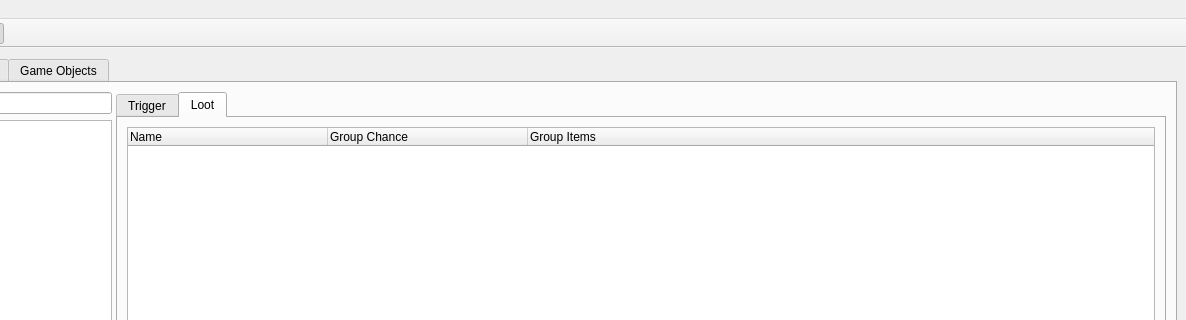
This is editor/ui/object_editor.ui in Kyoril/wow-pp as Qt 5 draws it before an edit; both pictures show x 164 to 1350 and y 0 to 320 of the 1350 by 748 pixel window. The edited form follows.
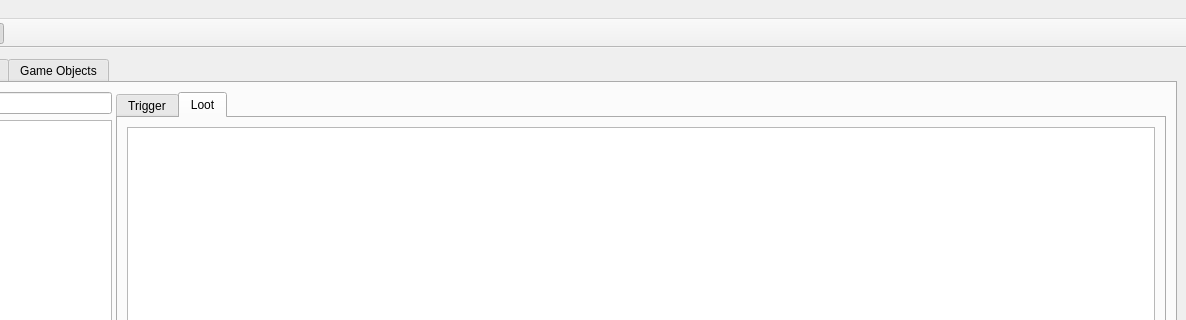
This is the edited form. Icons and pictures are not drawn.

What changed in the file:
```diff
--- a/editor/ui/object_editor.ui
+++ b/editor/ui/object_editor.ui
@@ -195,7 +195,7 @@
                     <number>3</number>
                    </property>
                    <attribute name="headerVisible">
-                    <bool>true</bool>
+                    <bool>false</bool>
                    </attribute>
                    <attribute name="headerDefaultSectionSize">
                     <number>200</number>
```
Left out of the diff: 12 changed lines with no effect on the pictures.
